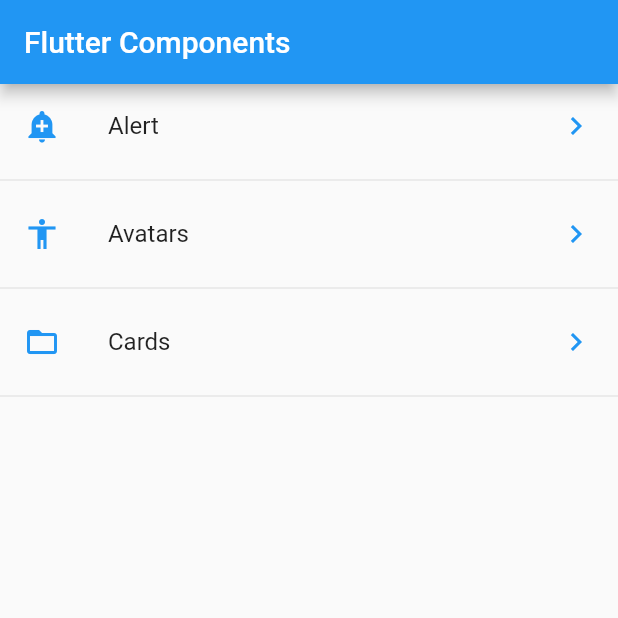
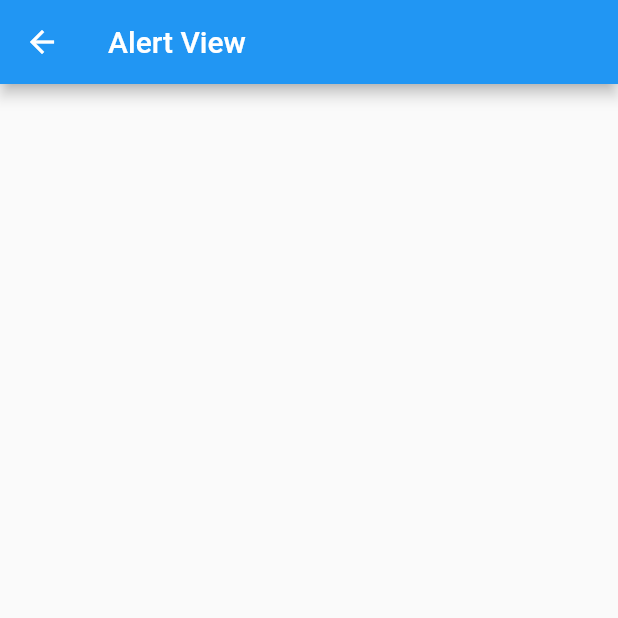
Before and after one commit to rodri2d2/FlutterComponents, a Flutter app: the screen it shows after launch, after a tap on "Alert", on a phone screen of 412 x 824 dp, the top half of it. Run offline on Flutter 3.47's test engine with Material 2 defaults, Android fonts, the phone set to English and light mode, and no system bars; network calls fail.

```diff
--- a/components/lib/main.dart
+++ b/components/lib/main.dart
@@ -1,5 +1,9 @@
 //Flutter imports
 import 'package:flutter/material.dart';
+
+
+//Import Routes
+import 'package:components/src/routes/routes.dart';
 
 //Self imports
 import 'package:components/src/views/Home/home_view.dart';
@@ -14,7 +18,8 @@ class MyApp extends StatelessWidget {
     return MaterialApp(
       debugShowCheckedModeBanner: false,//Turn off annoying banner on right conn
       title: 'Material App',
-      home: HomeView()
+      initialRoute: '/',
+      routes: getAppRoutes(),
     );
   }
 }
--- /dev/null
+++ b/components/lib/src/routes/routes.dart
@@ -0,0 +1,21 @@
+
+import 'package:flutter/material.dart';
+
+//Views
+import 'package:components/src/views/Alert/alert_view.dart';
+import 'package:components/src/views/Avatars/avatars_view.dart';
+import 'package:components/src/views/Home/home_view.dart';
+import 'package:components/src/views/Cards/card_view.dart';
+
+
+///This function returs every route on this app
+///Before use a route a correct View MUST be registered on options file
+Map<String, WidgetBuilder> getAppRoutes(){
+
+  return <String, WidgetBuilder>{
+    '/' : (BuildContext context)      => HomeView(),
+    'alert'  : (BuildContext context) => AlertView(),
+    'avatar' : (BuildContext context) => AvatarstView(),
+    'card'  : (BuildContext context)  => CardView()
+  };
+}
--- /dev/null
+++ b/components/lib/src/views/Alert/alert_view.dart
@@ -0,0 +1,15 @@
+import 'package:flutter/material.dart';
+
+
+class AlertView extends StatelessWidget {
+
+
+  @override
+  Widget build(BuildContext context) {
+    return Scaffold(
+      appBar: AppBar(
+        title: Text('Alert View'),
+      ),
+    );
+  }
+}
--- a/components/lib/src/views/Home/home_view.dart
+++ b/components/lib/src/views/Home/home_view.dart
@@ -1,4 +1,5 @@
 //Flutter imports
+import 'package:components/src/views/Alert/alert_view.dart';
 import 'package:flutter/material.dart';
 
 //Self imports
@@ -24,13 +25,13 @@ class HomeView extends StatelessWidget {
       initialData: [],
       builder: (BuildContext context, AsyncSnapshot<List<dynamic>> snapshot){
           return ListView(
-            children: _listItems(snapshot.data!),
+            children: _listItems(snapshot.data!, context),
           );
       },
     );
   }
 
-  List<Widget> _listItems(List<dynamic> data) {
+  List<Widget> _listItems(List<dynamic> data, BuildContext context) {
 
     final List<Widget> optionsTile =[];
 
@@ -39,7 +40,9 @@ class HomeView extends StatelessWidget {
           title: Text(item['text']),
           leading: getIcon(item['icon']),
           trailing: Icon(Icons.chevron_right, color: Colors.blue),
-          onTap: (){}
+          onTap: (){
+            Navigator.pushNamed(context, item['route']);
+          }
         );
 
         optionsTile..add(widget)
--- a/components/pubspec.yaml
+++ b/components/pubspec.yaml
@@ -47,7 +47,7 @@ flutter:
   # To add assets to your application, add an assets section, like this:
   assets:
     - resourses/data/menu_options.json
-  #   - images/a_dot_ham.jpeg
+    - resourses/assets/
 
   # An image asset can refer to one or more resolution-specific "variants", see
   # https://flutter.dev/assets-and-images/#resolution-aware.
--- a/components/resourses/data/menu_options.json
+++ b/components/resourses/data/menu_options.json
@@ -8,7 +8,7 @@
         },
         {
             "route" : "avatar",
-            "icon" : "accessibility",
+            "icon" : "face",
             "text": "Avatars"
         },
         {
```
Also changed, not shown: components/lib/src/utils/util+iconToString.dart (+4 -3 lines), components/lib/src/views/Avatars/avatars_view.dart (added, +14 -0 lines), components/lib/src/views/Cards/card_view.dart (added, +103 -0 lines), components/tips.txt (+12 -0 lines), components/resourses/assets/loading.gif (added).
